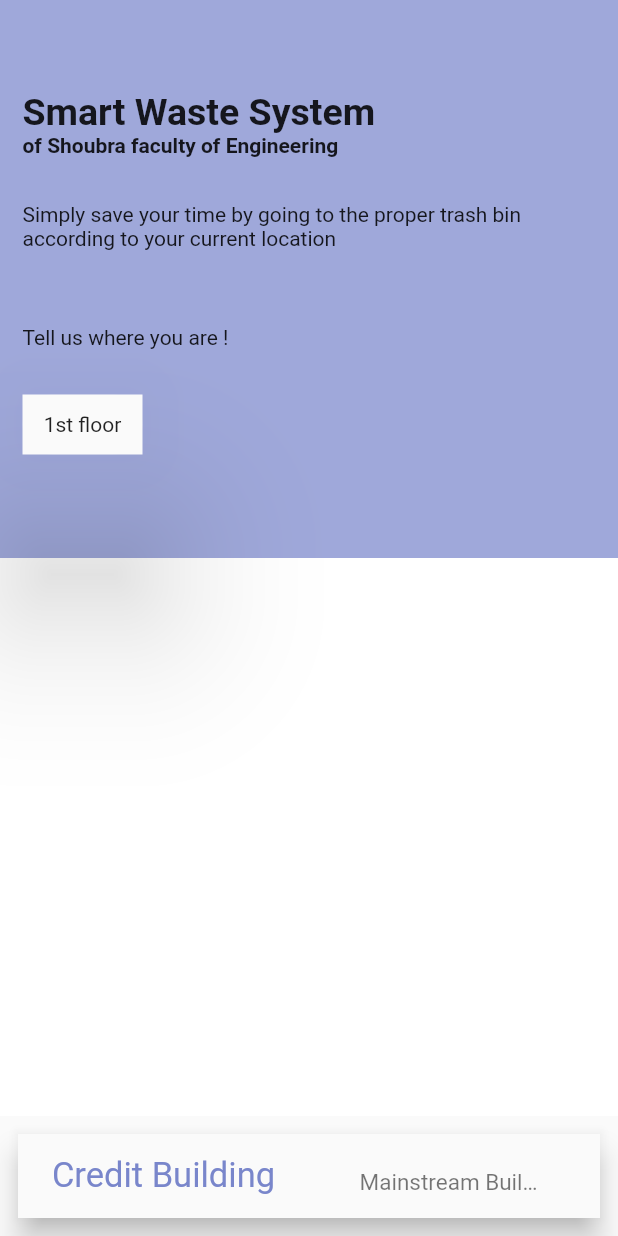
After one commit to MooShaaban/flutter_course, a Flutter app: the screen it shows after launch, on a phone screen of 412 x 824 dp. The commit adds this screen. Run offline on Flutter 3.47's test engine with Material 2 defaults, Android fonts, the phone set to English and light mode, and no system bars; our stand-ins replace sqflite; accounts and stored records are empty.

Commit message:
PC commit

```diff
--- a/lib/main.dart
+++ b/lib/main.dart
@@ -1,6 +1,7 @@
 import 'package:flutter/material.dart';
 import 'package:remontada2/modules/home/home_screen.dart';
 import 'package:remontada2/modules/users/users_screen.dart';
+import 'package:remontada2/modules/sws_home.dart';
 import 'layout/todo_home.dart';
 import 'modules/bmi_result/bmi_result_screen.dart';
 import 'modules/bmi/bmi_screen.dart';
@@ -19,7 +20,7 @@ class MyApp extends StatelessWidget{
   {
     return MaterialApp(
       debugShowCheckedModeBanner: false,
-      home: TodoHome(),
+      home: SWSHome(),
 
 
     );
--- /dev/null
+++ b/lib/modules/credit_building.dart
@@ -0,0 +1,83 @@
+import 'package:flutter/material.dart';
+
+class creditBuilding extends StatelessWidget {
+  const creditBuilding({Key? key}) : super(key: key);
+
+  @override
+  Widget build(BuildContext context) {
+    return Stack(
+      children: [
+        Column(
+          children: [
+            Expanded(
+              flex:6,
+              child: Container(
+                width: double.infinity,
+                color: Colors.indigo[200],
+
+              ),
+            ),
+            Expanded(
+              flex: 6,
+              child: Container(
+                width: double.infinity,
+                color: Colors.white,
+
+              ),
+            ),
+          ],
+        ),
+        Padding(
+          padding: const EdgeInsets.all(15.0),
+          child: Column(
+            crossAxisAlignment: CrossAxisAlignment.start,
+            children: [
+              SizedBox(height: 45.0,),
+              Text(
+                'Smart Waste System',
+                style: TextStyle(
+                  fontSize: 25.0,
+                  fontWeight: FontWeight.bold,
+                ),
+              ),
+              Text(
+                'of Shoubra faculty of Engineering',
+                style: TextStyle(
+
+                  fontWeight: FontWeight.bold
+                ),
+              ),
+              SizedBox(height: 30.0,),
+              Text(
+                'Simply save your time by going to the proper trash bin according to your current location',
+                style: TextStyle(
+                ),
+              ),
+              SizedBox(height: 50.0,),
+              Text(
+                'Tell us where you are !',
+                style: TextStyle(
+                ),
+              ),
+              SizedBox(height: 30.0,),
+              Container(
+                width: 80.0,
+                height: 40.0,
+                decoration: BoxDecoration(
+                  borderRadius: BorderRadius.circular(20.0),
+                  color: Colors.white12
+
+                ),
+                child: Material(
+                  elevation: 50.0,
+                  child: Container(
+                      child: Center(child: Text('1st floor'))),
+                ),
+              ),
+            ],
+          ),
+        ),
+      ],
+    );
+  }
+}
--- /dev/null
+++ b/lib/modules/sws_home.dart
@@ -0,0 +1,70 @@
+import 'package:flutter/material.dart';
+
+import 'credit_building.dart';
+
+class SWSHome extends StatefulWidget {
+  const SWSHome({Key? key}) : super(key: key);
+
+  @override
+  State<SWSHome> createState() => _SWSHomeState();
+}
+
+class _SWSHomeState extends State<SWSHome> {
+
+  int screenIndex = 0;
+
+
+  @override
+  Widget build(BuildContext context) {
+    return Scaffold(
+      bottomNavigationBar: Container(
+
+        padding: EdgeInsetsDirectional.all(12.0),
+
+
+
+        child: BottomNavigationBar(
+
+
+          selectedFontSize: 23.0,
+          unselectedFontSize: 15.0,
+          type: BottomNavigationBarType.fixed,
+          currentIndex: screenIndex,
+          onTap: (index){
+            setState(() {
+              screenIndex = index;
+            });
+
+          },
+          fixedColor: Colors.indigo[300],
+          items: [
+            BottomNavigationBarItem(
+              icon: Container(
+                height: 0.0,
+                width: 0.0,
+              ),
+              title:Text(
+                'Credit Building',
+                textAlign: TextAlign.center,
+                maxLines: 2,
+              ),
+            ),
+            BottomNavigationBarItem(
+                icon:  Container(
+                  height: 0.0,
+                  width: 0.0,
+                ),
+                title: Text(
+                  'Mainstream Building',
+                  textAlign: TextAlign.center,
+                  maxLines: 2,
+                )
+            ),
+          ],
+        ),
+      ),
+      body: creditBuilding(),
+
+    );
+  }
+}
```
Also changed, not shown: lib/modules/mainstream_building.dart (added).
